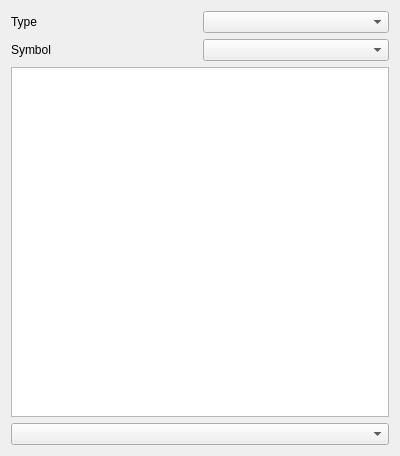
Old version of the form src/symbollayout4.ui in the repository fredollinger/kscope-kde4.
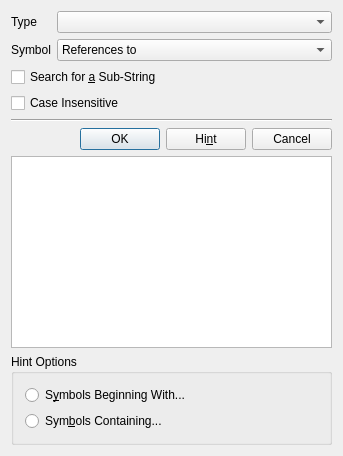
New version of the form. Custom widgets are drawn as their Qt base class.

Commit message: "Now we have full dialog."

```diff
--- a/src/symbollayout4.ui
+++ b/src/symbollayout4.ui
@@ -6,7 +6,7 @@
    <rect>
     <x>0</x>
     <y>0</y>
-    <width>400</width>
+    <width>343</width>
     <height>456</height>
    </rect>
   </property>
@@ -15,56 +15,201 @@
   </property>
   <layout class="QVBoxLayout">
    <item>
-    <layout class="QHBoxLayout" name="horizontalLayout_2">
+    <layout class="QHBoxLayout">
      <item>
-      <layout class="QVBoxLayout" name="verticalLayout">
+      <layout class="QVBoxLayout">
        <item>
-        <widget class="QLabel" name="label_2">
+        <widget class="QLabel" name="textLabel1">
+         <property name="sizePolicy">
+          <sizepolicy hsizetype="Preferred" vsizetype="Preferred">
+           <horstretch>0</horstretch>
+           <verstretch>0</verstretch>
+          </sizepolicy>
+         </property>
          <property name="text">
           <string>Type</string>
          </property>
+         <property name="wordWrap">
+          <bool>false</bool>
+         </property>
         </widget>
        </item>
        <item>
-        <widget class="QLabel" name="label">
+        <widget class="QLabel" name="textLabel2">
+         <property name="sizePolicy">
+          <sizepolicy hsizetype="Preferred" vsizetype="Preferred">
+           <horstretch>0</horstretch>
+           <verstretch>0</verstretch>
+          </sizepolicy>
+         </property>
          <property name="text">
           <string>Symbol</string>
          </property>
+         <property name="wordWrap">
+          <bool>false</bool>
+         </property>
         </widget>
        </item>
       </layout>
      </item>
      <item>
-      <layout class="QVBoxLayout" name="verticalLayout_2">
+      <layout class="QVBoxLayout">
        <item>
-        <widget class="KHistoryComboBox" name="khistorycombobox"/>
+        <widget class="KHistoryComboBox" name="m_pSymbolHC"/>
        </item>
        <item>
-        <widget class="QComboBox" name="m_pTypeCombo"/>
+        <widget class="QComboBox" name="m_pTypeCombo">
+         <property name="sizePolicy">
+          <sizepolicy hsizetype="Expanding" vsizetype="Fixed">
+           <horstretch>0</horstretch>
+           <verstretch>0</verstretch>
+          </sizepolicy>
+         </property>
+         <item>
+          <property name="text">
+           <string>References to</string>
+          </property>
+         </item>
+         <item>
+          <property name="text">
+           <string>Definition of</string>
+          </property>
+         </item>
+         <item>
+          <property name="text">
+           <string>Functions called by</string>
+          </property>
+         </item>
+         <item>
+          <property name="text">
+           <string>Functions calling</string>
+          </property>
+         </item>
+         <item>
+          <property name="text">
+           <string>Find text</string>
+          </property>
+         </item>
+         <item>
+          <property name="text">
+           <string>Find EGrep pattern</string>
+          </property>
+         </item>
+         <item>
+          <property name="text">
+           <string>Find file</string>
+          </property>
+         </item>
+         <item>
+          <property name="text">
+           <string>Files #including</string>
+          </property>
+         </item>
+         <item>
+          <property name="text">
+           <string>Call graph for</string>
+          </property>
+         </item>
+        </widget>
        </item>
       </layout>
      </item>
     </layout>
    </item>
    <item>
-    <layout class="QHBoxLayout" name="horizontalLayout"/>
+    <widget class="QCheckBox" name="m_pSubStringCheck">
+     <property name="text">
+      <string>Search for &amp;a Sub-String</string>
+     </property>
+     <property name="shortcut">
+      <string>Alt+A</string>
+     </property>
+    </widget>
    </item>
    <item>
-    <widget class="QTableWidget" name="m_pHintList"/>
+    <widget class="QCheckBox" name="m_pCaseCheck">
+     <property name="text">
+      <string>Case Insensitive</string>
+     </property>
+    </widget>
    </item>
    <item>
-    <widget class="KHistoryComboBox" name="m_pSymbolHC">
-     <property name="sizePolicy">
-      <sizepolicy hsizetype="Expanding" vsizetype="Fixed">
-       <horstretch>0</horstretch>
-       <verstretch>0</verstretch>
-      </sizepolicy>
+    <widget class="Line" name="line2">
+     <property name="frameShape">
+      <enum>QFrame::HLine</enum>
      </property>
-     <property name="duplicatesEnabled">
-      <bool>false</bool>
+     <property name="frameShadow">
+      <enum>QFrame::Sunken</enum>
      </property>
     </widget>
    </item>
+   <item>
+    <layout class="QHBoxLayout">
+     <item>
+      <spacer name="spacer2">
+       <property name="orientation">
+        <enum>Qt::Horizontal</enum>
+       </property>
+       <property name="sizeType">
+        <enum>QSizePolicy::Expanding</enum>
+       </property>
+       <property name="sizeHint" stdset="0">
+        <size>
+         <width>71</width>
+         <height>21</height>
+        </size>
+       </property>
+      </spacer>
+     </item>
+     <item>
+      <widget class="QPushButton" name="m_pOKButton">
+       <property name="text">
+        <string>OK</string>
+       </property>
+      </widget>
+     </item>
+     <item>
+      <widget class="QPushButton" name="m_pHintButton">
+       <property name="text">
+        <string>Hi&amp;nt</string>
+       </property>
+      </widget>
+     </item>
+     <item>
+      <widget class="QPushButton" name="m_pCancelButton">
+       <property name="text">
+        <string>Cancel</string>
+       </property>
+      </widget>
+     </item>
+    </layout>
+   </item>
+   <item>
+    <widget class="QListWidget" name="m_pHintList"/>
+   </item>
+   <item>
+    <widget class="Q3ButtonGroup" name="m_pHintGroup">
+     <property name="title">
+      <string>Hint Options</string>
+     </property>
+     <layout class="QVBoxLayout">
+      <item>
+       <widget class="QRadioButton" name="m_pBeginWithRadio">
+        <property name="text">
+         <string>S&amp;ymbols Beginning With...</string>
+        </property>
+       </widget>
+      </item>
+      <item>
+       <widget class="QRadioButton" name="m_pContainRadio">
+        <property name="text">
+         <string>Sym&amp;bols Containing...</string>
+        </property>
+       </widget>
+      </item>
+     </layout>
+    </widget>
+   </item>
   </layout>
  </widget>
  <layoutdefault spacing="6" margin="11"/>
@@ -80,6 +225,18 @@
    <extends>KComboBox</extends>
    <header>khistorycombobox.h</header>
   </customwidget>
+  <customwidget>
+   <class>Q3GroupBox</class>
+   <extends>QGroupBox</extends>
+   <header>Qt3Support/Q3GroupBox</header>
+   <container>1</container>
+  </customwidget>
+  <customwidget>
+   <class>Q3ButtonGroup</class>
+   <extends>Q3GroupBox</extends>
+   <header>Qt3Support/Q3ButtonGroup</header>
+   <container>1</container>
+  </customwidget>
  </customwidgets>
  <includes>
   <include location="local">kcombobox.h</include>
```
Left out of the diff: 9 changed lines with no effect on the pictures. The commit also changes 2 other files.
